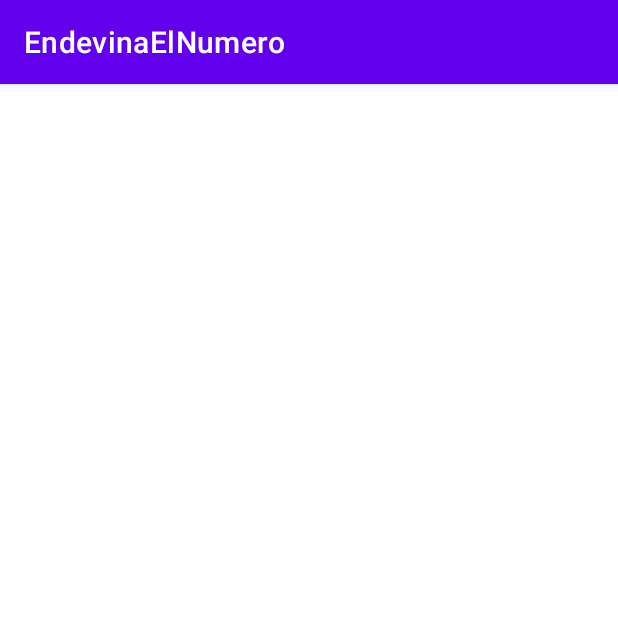
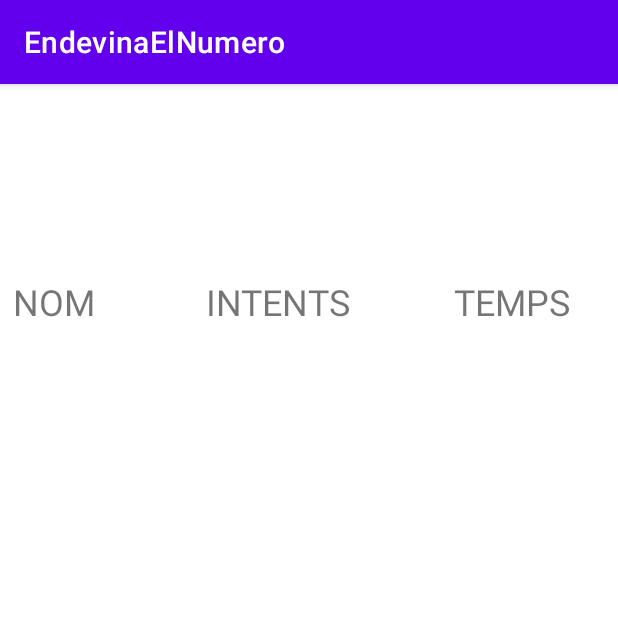
Before and after one commit to EduardMacianHerrera/EndevinaElNumero, an Android app: the RecordsActivity screen opened directly, with no data from a screen before it, on a phone screen of 412 x 824 dp, the top half of it. Run offline under Robolectric (Android 15) with nearby library versions, the phone set to English and light mode, and no system bars.

Commit message:
TableLayout creado y ajustado automáticamente

```diff
--- a/app/src/main/java/com/example/endevinaelnumero/RecordsActivity.java
+++ b/app/src/main/java/com/example/endevinaelnumero/RecordsActivity.java
@@ -5,7 +5,10 @@ import androidx.appcompat.app.AppCompatActivity;
 import android.content.Intent;
 import android.os.Bundle;
 import android.util.Log;
+import android.view.Gravity;
 import android.widget.EditText;
+import android.widget.TableLayout;
+import android.widget.TableRow;
 import android.widget.TextView;
 
 import java.util.ArrayList;
@@ -26,5 +29,61 @@ public class RecordsActivity extends AppCompatActivity {
             records.add(new Record(nombre,intentos));
         }
 
+        TableLayout tableLayout = findViewById(R.id.tableLayout);
+
+        TableRow tRowTitles = new TableRow(this);
+        TextView tnom = new TextView(this);
+        TextView tintents = new TextView(this);
+        TextView ttemps = new TextView(this);
+
+        tnom.setText("NOM");
+        tnom.setGravity(Gravity.LEFT);
+        tnom.setPadding(0,10,10,5);
+        tnom.setTextSize(24);
+
+        tintents.setText("INTENTS");
+        tintents.setGravity(Gravity.CENTER);
+        tintents.setPadding(100,5,5,5);
+        tintents.setTextSize(24);
+
+        ttemps.setText("TEMPS");
+        ttemps.setGravity(Gravity.RIGHT);
+        ttemps.setPadding(100,5,5,5);
+        ttemps.setTextSize(24);
+
+        tRowTitles.addView(tnom);
+        tRowTitles.addView(tintents);
+        tRowTitles.addView(ttemps);
+        tableLayout.addView(tRowTitles);
+
+        for (Record record :
+                records) {
+            TableRow tRow = new TableRow(this);
+            TextView nom = new TextView(this);
+            TextView intents = new TextView(this);
+            TextView temps = new TextView(this);
+
+            nom.setText(record.getNombre());
+            nom.setGravity(Gravity.LEFT);
+            nom.setPadding(0,10,10,5);
+            nom.setTextSize(24);
+
+            intents.setText(String.valueOf(record.getIntentos()));
+            intents.setGravity(Gravity.CENTER);
+            intents.setPadding(100,5,5,5);
+            intents.setTextSize(24);
+
+            temps.setText("0"); // CAMBIAR CUANDO TENGA LO DEL TIEMPO
+            temps.setGravity(Gravity.RIGHT);
+            temps.setPadding(100,5,5,5);
+            temps.setTextSize(24);
+
+            tRow.addView(nom);
+            tRow.addView(intents);
+            tRow.addView(temps);
+            tableLayout.addView(tRow);
+        }
+
+
     }
 }
--- a/app/src/main/res/layout/activity_records.xml
+++ b/app/src/main/res/layout/activity_records.xml
@@ -4,4 +4,37 @@
     xmlns:tools="http://schemas.android.com/tools"
     android:layout_width="match_parent"
     android:layout_height="match_parent"
-    tools:context=".RecordsActivity"/>
+    tools:context=".RecordsActivity">
+
+    <TableLayout
+        android:id="@+id/tableLayout"
+        android:layout_width="414dp"
+        android:layout_height="646dp"
+        android:paddingLeft="15px"
+        android:paddingRight="15px"
+        app:layout_constraintBottom_toBottomOf="parent"
+        app:layout_constraintEnd_toEndOf="parent"
+        app:layout_constraintHorizontal_bias="1.0"
+        app:layout_constraintStart_toStartOf="parent"
+        app:layout_constraintTop_toTopOf="parent"
+        app:layout_constraintVertical_bias="1.0">
+
+
+
+        <TableRow
+            android:layout_width="match_parent"
+            android:layout_height="match_parent" />
+
+        <TableRow
+            android:layout_width="match_parent"
+            android:layout_height="match_parent" />
+
+        <TableRow
+            android:layout_width="match_parent"
+            android:layout_height="match_parent" />
+
+        <TableRow
+            android:layout_width="match_parent"
+            android:layout_height="match_parent" />
+    </TableLayout>
+</androidx.constraintlayout.widget.ConstraintLayout>
```
